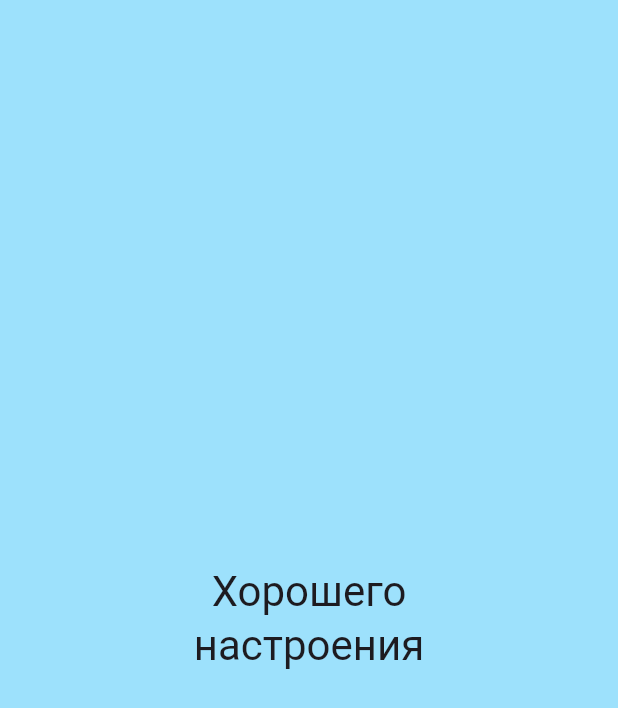
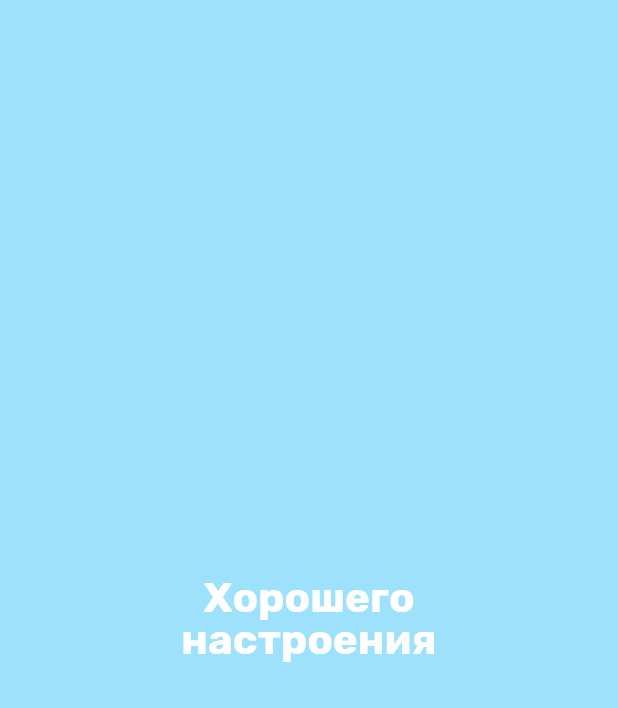
Before and after one commit to vvnikita74/psycho_app, a Flutter app: the LoadingPage screen opened directly, on a phone screen of 412 x 824 dp. Shown: the top 708 px of the screen. Run offline on Flutter 3.47's test engine with Material 3 defaults, Android fonts, the phone set to English and light mode, and no system bars; our stand-ins replace google_fonts.

Commit message:
Update config.dart

```diff
--- a/lib/config.dart
+++ b/lib/config.dart
@@ -1,5 +1,13 @@
 import 'package:flutter/material.dart';
+import 'package:google_fonts/google_fonts.dart';
 
 class Config {
   static const Color backgroundColor = Color(0xFF9DE1FC);
+  static const Color headlineColor = Color(0xFFFFFFFF);
+
+  static TextStyle headlineStyle = GoogleFonts.rubik(
+    color: headlineColor,
+    height: 1.0,
+    fontWeight: FontWeight.w700,
+  );
 }
```
